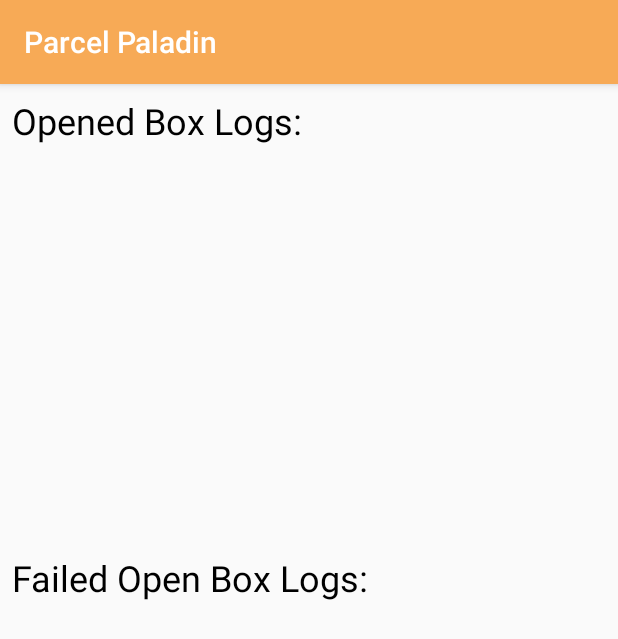
After one commit to d30f2n/ParcelPaladinApp, an Android app: the LogActivity screen opened directly, with no data from a screen before it, on a phone screen of 412 x 824 dp. The commit adds this screen. Shown: the top 639 px of the screen. Run offline under Robolectric (Android 15) with nearby library versions, the phone set to English and light mode, and no system bars; our stand-ins replace Firebase (no records; nobody signed in at launch, a user with empty details on screens opened directly).

Commit message:
Logging activity list

```diff
--- a/app/build.gradle
+++ b/app/build.gradle
@@ -9,6 +9,9 @@ android {
         versionCode 1
         versionName "1.0"
         testInstrumentationRunner "android.support.TrackListActivity.runner.AndroidJUnitRunner"
+    }
+    lintOptions {
+        abortOnError false
     }
     buildTypes {
         release {
@@ -25,8 +28,8 @@ dependencies {
     implementation 'com.google.firebase:firebase-auth:12.0.0'
     implementation 'com.android.support:design:26.1.0'
     testImplementation 'junit:junit:4.12'
-    androidTestImplementation 'com.android.support.TrackListActivity:runner:1.0.1'
-    androidTestImplementation 'com.android.support.TrackListActivity.espresso:espresso-core:3.0.1'
+//    androidTestImplementation 'com.android.support.TrackListActivity:runner:1.0.1'
+//    androidTestImplementation 'com.android.support.TrackListActivity.espresso:espresso-core:3.0.1'
     implementation 'com.google.firebase:firebase-core:12.0.0'
     implementation 'com.google.firebase:firebase-database:12.0.0'
     implementation 'com.google.zxing:core:3.2.1'
--- a/app/src/main/AndroidManifest.xml
+++ b/app/src/main/AndroidManifest.xml
@@ -3,7 +3,7 @@
     package="com.parcelpaladin.d30f2n.parcelpaladinfirebase">
 
     <uses-permission android:name="android.permission.INTERNET" />
-    <uses-permission android:name="android.permission.VIBRATE"/>
+    <uses-permission android:name="android.permission.VIBRATE" />
 
     <application
         android:allowBackup="true"
@@ -25,7 +25,7 @@
         <activity android:name=".AccountSyncActivity" />
         <activity android:name=".TrackListActivity" />
         <activity android:name=".MainActivity" />
-
+        <activity android:name=".LogActivity"></activity>
     </application>
 
 </manifest>
--- /dev/null
+++ b/app/src/main/java/com/parcelpaladin/d30f2n/parcelpaladinfirebase/LogActivity.java
@@ -0,0 +1,156 @@
+package com.parcelpaladin.d30f2n.parcelpaladinfirebase;
+
+import android.content.Intent;
+import android.net.Uri;
+import android.support.v7.app.AppCompatActivity;
+import android.os.Bundle;
+import android.view.View;
+import android.widget.AdapterView;
+import android.widget.ArrayAdapter;
+import android.widget.Button;
+import android.widget.EditText;
+import android.widget.ListView;
+import android.widget.TextView;
+
+import com.google.firebase.auth.FirebaseAuth;
+import com.google.firebase.auth.FirebaseUser;
+import com.google.firebase.database.ChildEventListener;
+import com.google.firebase.database.DataSnapshot;
+import com.google.firebase.database.DatabaseError;
+import com.google.firebase.database.DatabaseReference;
+import com.google.firebase.database.FirebaseDatabase;
+
+import java.text.SimpleDateFormat;
+import java.util.ArrayList;
+import java.util.Date;
+import java.util.List;
+
+public class LogActivity extends AppCompatActivity {
+
+    private FirebaseAuth firebaseAuth;
+
+    DatabaseReference databaseReference;
+
+    private ListView listViewOpened;
+    private ListView listViewFailed;
+    private TextView textViewNoTracking;
+
+    @Override
+    protected void onCreate(Bundle savedInstanceState) {
+        super.onCreate(savedInstanceState);
+        setContentView(R.layout.activity_log);
+
+        firebaseAuth = FirebaseAuth.getInstance();
+
+        if(firebaseAuth.getCurrentUser() == null)
+        {
+            finish();
+            startActivity(new Intent(this, LoginActivity.class));
+        }
+
+//        editTextTracking = findViewById(R.id.editTextTracking);
+
+        FirebaseUser user = firebaseAuth.getCurrentUser();
+
+
+        final List<String> opened = new ArrayList<>();
+        final List<String> failed = new ArrayList<>();
+
+
+        DatabaseReference ref = FirebaseDatabase.getInstance().getReference("users");
+        DatabaseReference trackList = ref.child(user.getUid()).child("unlockLogs");
+        DatabaseReference failedlist = ref.child(user.getUid()).child("failedAttempts");
+        listViewOpened=findViewById(R.id.openlw);
+        listViewFailed=findViewById(R.id.failedlw);
+
+        final ArrayAdapter<String> arrayAdapter = new ArrayAdapter<String>(this, android.R.layout.simple_list_item_1, opened);
+        listViewOpened.setAdapter(arrayAdapter);
+
+        final ArrayAdapter<String> failedarrayAdapter = new ArrayAdapter<String>(this, android.R.layout.simple_list_item_1, failed);
+        listViewFailed.setAdapter(failedarrayAdapter);
+
+//        textViewNoTracking = findViewById(R.id.textViewNoTracking);
+
+
+
+        trackList.addChildEventListener(new ChildEventListener() {
+            @Override
+            public void onChildAdded(DataSnapshot dataSnapshot, String s) {
+
+//                String value = new SimpleDateFormat("yyyy.MM.dd.HH.mm.ss").format(new Date());
+                String value = dataSnapshot.getValue(String.class).toString();
+
+                opened.add(value);
+                arrayAdapter.notifyDataSetChanged();
+//                if(dataSnapshot.hasChildren())
+//                    textViewNoTracking.setVisibility(View.VISIBLE);
+//                else
+//                    textViewNoTracking.setVisibility(View.INVISIBLE);
+            }
+
+            @Override
+            public void onChildChanged(DataSnapshot dataSnapshot, String s) {
+//                String value = new SimpleDateFormat("yyyy.MM.dd.HH.mm.ss").format(new Date());
+                String value = dataSnapshot.getValue(String.class).toString();
+
+                opened.add(value);
+                arrayAdapter.notifyDataSetChanged();
+//                if(dataSnapshot.hasChildren())
+//                    textViewNoTracking.setVisibility(View.VISIBLE);
+//                else
+//                    textViewNoTracking.setVisibility(View.INVISIBLE);
+            }
+
+            @Override
+            public void onChildRemoved(DataSnapshot dataSnapshot) {
+
+            }
+
+            @Override
+            public void onChildMoved(DataSnapshot dataSnapshot, String s) {
+
+            }
+
+            @Override
+            public void onCancelled(DatabaseError databaseError) {
+
+            }
+        });
+
+        failedlist.addChildEventListener(new ChildEventListener() {
+            @Override
+            public void onChildAdded(DataSnapshot dataSnapshot, String s) {
+                String value = dataSnapshot.getValue(String.class).toString();
+
+                failed.add(value);
+                failedarrayAdapter.notifyDataSetChanged();
+            }
+
+            @Override
+            public void onChildChanged(DataSnapshot dataSnapshot, String s) {
+                String value = dataSnapshot.getValue(String.class).toString();
+
+                failed.add(value);
+                failedarrayAdapter.notifyDataSetChanged();
+            }
+
+            @Override
+            public void onChildRemoved(DataSnapshot dataSnapshot) {
+
+            }
+
+            @Override
+            public void onChildMoved(DataSnapshot dataSnapshot, String s) {
+
+            }
+
+            @Override
+            public void onCancelled(DatabaseError databaseError) {
+
+            }
+        });
+
+    }
+
+
+}
--- a/app/src/main/java/com/parcelpaladin/d30f2n/parcelpaladinfirebase/MainActivity.java
+++ b/app/src/main/java/com/parcelpaladin/d30f2n/parcelpaladinfirebase/MainActivity.java
@@ -108,7 +108,9 @@ public class MainActivity extends AppCompatActivity {
         imageViewLogs.setOnClickListener(new View.OnClickListener() {
             @Override
             public void onClick(View v) {
-                Toast.makeText(getApplicationContext(), "See when your box was opened", Toast.LENGTH_SHORT).show();
+//                Toast.makeText(getApplicationContext(), "See when your box was opened", Toast.LENGTH_SHORT).show();
+                startActivity(new Intent(getApplicationContext(), LogActivity.class));
+
             }
         });
 
--- /dev/null
+++ b/app/src/main/res/layout/activity_log.xml
@@ -0,0 +1,67 @@
+<?xml version="1.0" encoding="utf-8"?>
+<android.support.constraint.ConstraintLayout xmlns:android="http://schemas.android.com/apk/res/android"
+    xmlns:app="http://schemas.android.com/apk/res-auto"
+    xmlns:tools="http://schemas.android.com/tools"
+    android:layout_width="match_parent"
+    android:layout_height="match_parent"
+    tools:context=".LogActivity">
+
+    <TextView
+        android:id="@+id/top"
+        android:layout_width="0dp"
+        android:layout_height="41dp"
+        android:layout_marginBottom="8dp"
+        android:layout_marginEnd="8dp"
+        android:layout_marginStart="8dp"
+        android:layout_marginTop="8dp"
+        android:text="Opened Box Logs:"
+        android:textColor="@android:color/background_dark"
+        android:textSize="24sp"
+        app:layout_constraintBottom_toTopOf="@+id/openlw"
+        app:layout_constraintEnd_toEndOf="parent"
+        app:layout_constraintHorizontal_bias="0.0"
+        app:layout_constraintStart_toStartOf="parent"
+        app:layout_constraintTop_toTopOf="parent"
+        app:layout_constraintVertical_bias="0.0" />
+
+    <ListView
+        android:id="@+id/failedlw"
+        android:layout_width="0dp"
+        android:layout_height="211dp"
+        android:layout_marginBottom="172dp"
+        android:layout_marginEnd="8dp"
+        android:layout_marginStart="8dp"
+        app:layout_constraintBottom_toBottomOf="parent"
+        app:layout_constraintEnd_toEndOf="parent"
+        app:layout_constraintStart_toStartOf="parent" />
+
+    <TextView
+        android:layout_width="0dp"
+        android:layout_height="38dp"
+        android:layout_marginBottom="8dp"
+        android:layout_marginEnd="8dp"
+        android:layout_marginStart="8dp"
+        android:layout_marginTop="8dp"
+        android:text="Failed Open Box Logs:"
+        android:textColor="@android:color/background_dark"
+        android:textSize="24sp"
+        app:layout_constraintBottom_toTopOf="@+id/failedlw"
+        app:layout_constraintEnd_toEndOf="parent"
+        app:layout_constraintHorizontal_bias="0.009"
+        app:layout_constraintStart_toStartOf="parent"
+        app:layout_constraintTop_toBottomOf="@+id/openlw" />
+
+    <ListView
+        android:id="@+id/openlw"
+        android:layout_width="0dp"
+        android:layout_height="229dp"
+        android:layout_marginEnd="8dp"
+        android:layout_marginStart="8dp"
+        app:layout_constraintEnd_toEndOf="parent"
+        app:layout_constraintHorizontal_bias="0.0"
+        app:layout_constraintStart_toStartOf="parent"
+        app:layout_constraintTop_toBottomOf="@+id/top"
+
+        />
+
+</android.support.constraint.ConstraintLayout>
```
